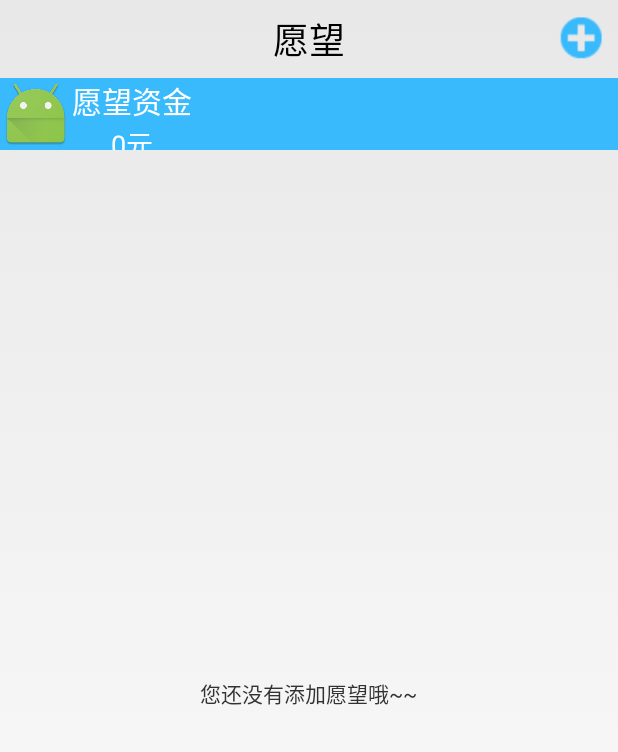
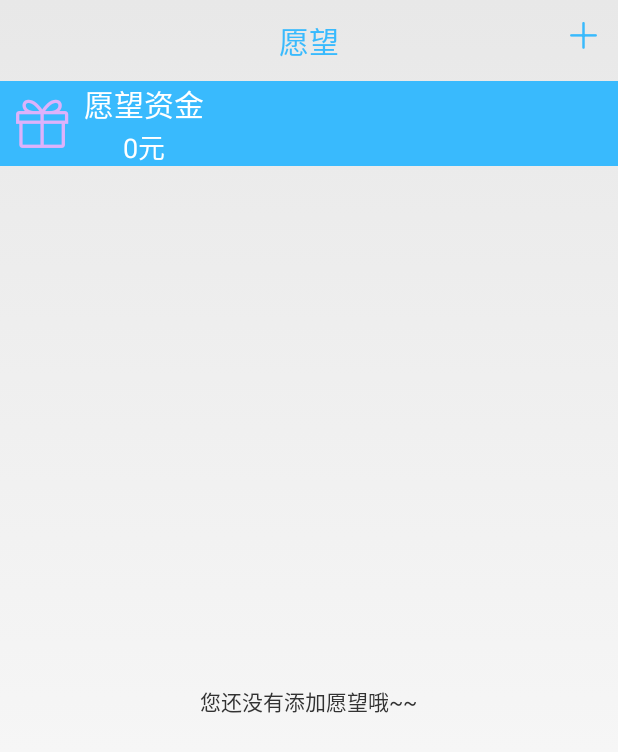
Before and after one commit to mirryjuan/MyWallet, an Android app: the fragment WishFragment shown on its own in the app's theme, on a phone screen of 412 x 824 dp. Shown: the top 752 px of the screen. Run offline under Robolectric (Android 15) with nearby library versions, the phone set to English and light mode, and no system bars.

```diff
--- a/app/src/main/java/com/example/mirry/mywallet/activity/AddAccountActivity.java
+++ b/app/src/main/java/com/example/mirry/mywallet/activity/AddAccountActivity.java
@@ -240,6 +240,7 @@ public class AddAccountActivity extends Activity implements View.OnClickListener
                             statementValues.put("categoryName",categoryName);
                             statementValues.put("categoryPic",categoryPic);
                             statementValues.put("categoryMoney",totalMoney);
+                            statementValues.put("color",mColor);
                             db.insert("statement",null,statementValues);
                         }else {
                             totalMoney = cursor.getInt(cursor.getColumnIndex("categoryMoney"));
--- a/app/src/main/java/com/example/mirry/mywallet/database/MyOpenHelper.java
+++ b/app/src/main/java/com/example/mirry/mywallet/database/MyOpenHelper.java
@@ -37,7 +37,8 @@ public class MyOpenHelper extends SQLiteOpenHelper {
                 "type VARCHAR(50) NOT NULL," +
                 "categoryPic INTEGER NOT NULL," +
                 "categoryName VARCHAR(50) NOT NULL,"+
-                "categoryMoney INTEGER NOT NULL)");
+                "categoryMoney INTEGER NOT NULL," +
+                "color INTEGER NOT NULL)");
     }
 
     @Override
--- a/app/src/main/java/com/example/mirry/mywallet/fragment/WishFragment.java
+++ b/app/src/main/java/com/example/mirry/mywallet/fragment/WishFragment.java
@@ -25,6 +25,7 @@ import com.example.mirry.mywallet.R;
 import com.example.mirry.mywallet.activity.AddWishActivity;
 import com.example.mirry.mywallet.bean.WishData;
 import com.example.mirry.mywallet.database.MyOpenHelper;
+import com.example.mirry.mywallet.views.IconFontTextView;
 
 import java.util.ArrayList;
 
@@ -36,7 +37,7 @@ public class WishFragment extends Fragment implements View.OnClickListener {
     private Activity myActivity;
 
     //愿望页的控件
-    private ImageButton addWishes;
+    private IconFontTextView addWishes;
     private TextView money;
     private ListView wishes;
 
@@ -109,7 +110,7 @@ public class WishFragment extends Fragment implements View.OnClickListener {
 
 
     private void findAllViews(View view) {
-        addWishes = (ImageButton) view.findViewById(R.id.btn_add);
+        addWishes = (IconFontTextView) view.findViewById(R.id.btn_add);
         money = (TextView) view.findViewById(R.id.money);
         wishes = (ListView) view.findViewById(R.id.lv_wish);
         hint = (TextView) view.findViewById(R.id.hint);
--- a/app/src/main/res/layout/fragment_wish.xml
+++ b/app/src/main/res/layout/fragment_wish.xml
@@ -12,17 +12,21 @@
             android:layout_height="wrap_content"
             android:text="愿望"
             android:gravity="center"
-            android:textColor="#000"
-            android:textSize="24sp"
-            android:padding="8dp"/>
-        <ImageButton
+            android:textColor="@color/blue"
+            android:textSize="20sp"
+            android:padding="12dp"/>
+
+        <com.example.mirry.mywallet.views.IconFontTextView
             android:id="@+id/btn_add"
-            android:layout_width="30dp"
-            android:layout_height="30dp"
+            android:layout_width="wrap_content"
+            android:layout_height="wrap_content"
+            android:layout_gravity="right"
+            android:layout_marginTop="10dp"
+            android:layout_marginRight="10dp"
             android:layout_alignParentRight="true"
-            android:background="@drawable/add"
-            android:layout_centerVertical="true"
-            android:layout_marginRight="10dp"/>
+            android:text="@string/add"
+            android:textSize="26sp"
+            android:textColor="@color/blue"/>
     </RelativeLayout>
 
     <LinearLayout
@@ -31,11 +35,14 @@
         android:background="#39bafd"
         android:orientation="horizontal">
 
-        <ImageView
+        <com.example.mirry.mywallet.views.IconFontTextView
             android:id="@+id/iv_icon"
             android:layout_width="wrap_content"
             android:layout_height="wrap_content"
-            android:src="@mipmap/ic_launcher"/>
+            android:text="@string/wishIcon"
+            android:textSize="40sp"
+            android:padding="8dp"
+            android:textColor="@color/purple"/>
 
         <LinearLayout
             android:layout_width="wrap_content"
```
Also changed, not shown: app/src/main/java/com/example/mirry/mywallet/bean/StatementData.java (+9 -0 lines), app/src/main/java/com/example/mirry/mywallet/fragment/StatementFragment.java (+9 -3 lines), app/src/main/res/layout/fragment_detail.xml (+2 -6 lines), app/src/main/res/layout/item_list_category.xml (+4 -4 lines), app/src/main/res/values/strings.xml (+9 -0 lines), app/src/main/assets/fonts/iconfont.ttf.
